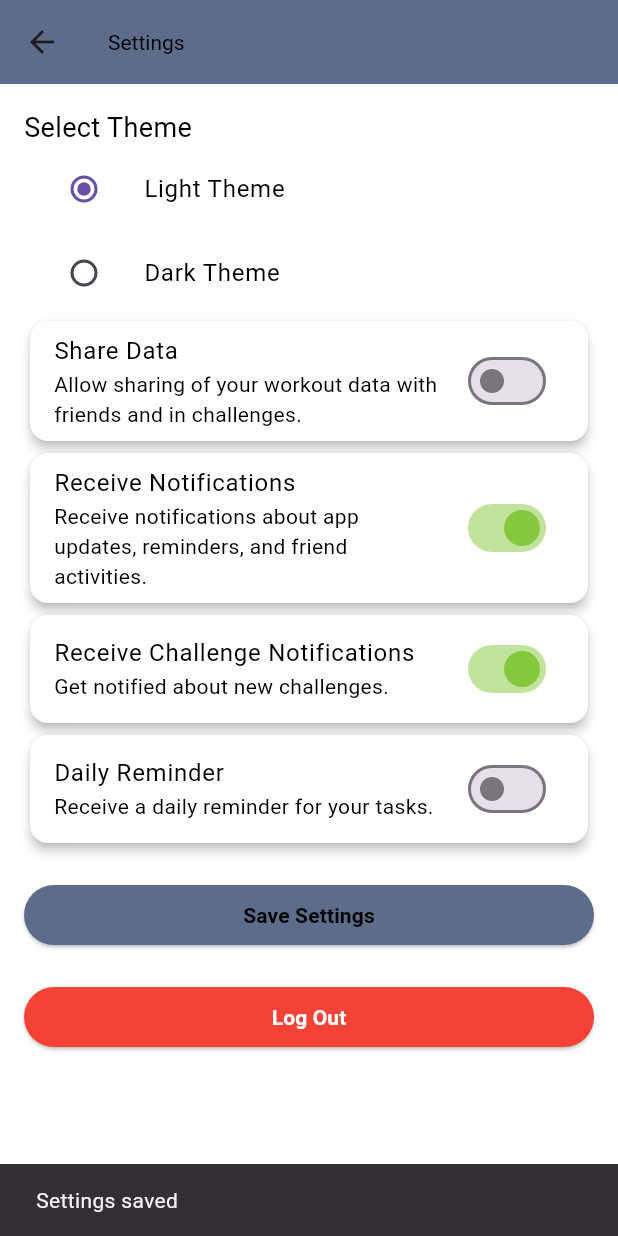
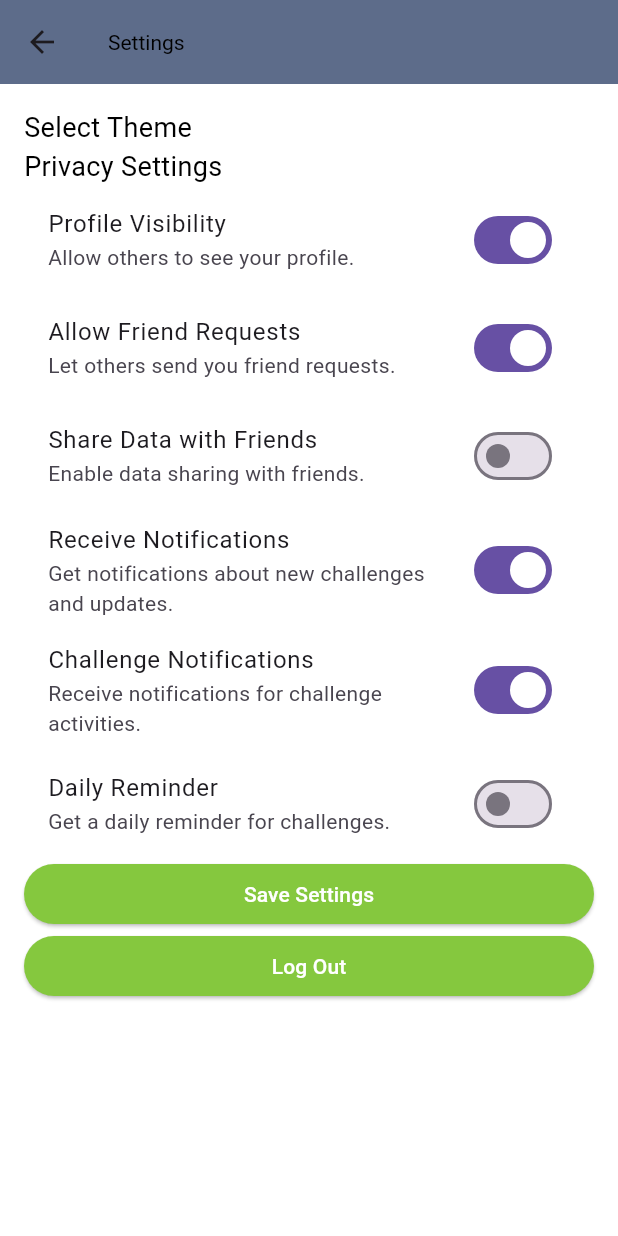
Before and after one commit to Natlope5/FitBattles, a Flutter app: the SettingsPage screen opened by its route, after a tap on "Save Settings", on a phone screen of 412 x 824 dp. Run offline on Flutter 3.47's test engine with Material 3 defaults, Android fonts, the phone set to English and light mode, and no system bars; our stand-ins replace camera, cloud_firestore, firebase_auth, firebase_core, firebase_messaging, firebase_storage and 10 more; accounts and stored records are empty.

```diff
--- a/lib/main.dart
+++ b/lib/main.dart
@@ -85,7 +85,7 @@ class MyApp extends StatelessWidget {
             '/goalHistory': (context) => GoalCompletionPage(),
             '/rewards': (context) => const RewardsPage(),
             '/healthReport': (context) => const HealthReportPage(),
-            '/scheduleChallenge': (context) => const ChallengeSchedulingPage(),
+            '/scheduleChallenge': (context) => const CommunityChallengePage(),
           },
         );
       },
--- a/lib/screens/home_page.dart
+++ b/lib/screens/home_page.dart
@@ -280,7 +280,7 @@ class _HomePageState extends State<HomePage> {
               foregroundColor: Colors.white, // Set text color to white
               backgroundColor: const Color(0xFF85C83E),
             ),
-            child: const Text('Schedule Challenge'), // New button text
+            child: const Text('Community Challenges'), // New button text
           ),
 
           // Existing button to create a new challenge
--- a/lib/screens/settings_page.dart
+++ b/lib/screens/settings_page.dart
@@ -1,12 +1,35 @@
 import 'package:flutter/material.dart';
-import 'package:provider/provider.dart';
-import 'package:firebase_auth/firebase_auth.dart'; // Firebase Auth
-import '../settings/app_colors.dart';
-import '../settings/app_dimens.dart';
-import '../settings/app_strings.dart';
-import '../settings/theme_provider.dart';
 import 'package:shared_preferences/shared_preferences.dart';
-import '../auth/login_page.dart'; // Replace with the actual login page import
+import 'package:fitbattles/settings/theme_provider.dart';
+import 'package:fitbattles/settings/app_colors.dart';
+import 'package:fitbattles/settings/app_strings.dart';
+import 'package:fitbattles/settings/app_dimens.dart';
+
+import '../main.dart';
+
+class GlobalNavigation {
+  static final GlobalKey<NavigatorState> navigatorKey = GlobalKey<NavigatorState>();
+
+  /// Navigates to the login screen.
+  static Future<void> navigateToLogin() async {
+    navigatorKey.currentState?.pushReplacementNamed('/login');
+  }
+
+  /// Shows a SnackBar message.
+  static void showMessage(String message) {
+    ScaffoldMessenger.of(navigatorKey.currentContext!).showSnackBar(
+      SnackBar(content: Text(message)),
+    );
+  }
+}
+
+class AuthService {
+  /// Handles user logout process.
+  Future<void> logOut() async {
+    // Implement logout logic here, such as clearing tokens or session data
+    logger.i("User logged out");
+  }
+}
 
 class SettingsPage extends StatefulWidget {
   const SettingsPage({super.key});
@@ -16,12 +39,14 @@ class SettingsPage extends StatefulWidget {
 }
 
 class SettingsPageState extends State<SettingsPage> {
-  final GlobalKey<ScaffoldMessengerState> scaffoldMessengerKey =
-  GlobalKey<ScaffoldMessengerState>(); // Step 1: Create a GlobalKey
   bool _shareData = false;
   bool _receiveNotifications = true;
   bool _receiveChallengeNotifications = true;
   bool _dailyReminder = false;
+  bool _profileVisibility = true;
+  bool _allowFriendRequests = true;
+
+  final AuthService _authService = AuthService();
 
   @override
   void initState() {
@@ -29,86 +54,91 @@ class SettingsPageState extends State<SettingsPage> {
     _loadSettings();
   }
 
+  /// Loads the user's saved settings from local storage.
   Future<void> _loadSettings() async {
     SharedPreferences prefs = await SharedPreferences.getInstance();
     setState(() {
       _shareData = prefs.getBool('shareData') ?? false;
       _receiveNotifications = prefs.getBool('receiveNotifications') ?? true;
-      _receiveChallengeNotifications =
-          prefs.getBool('receiveChallengeNotifications') ?? true;
+      _receiveChallengeNotifications = prefs.getBool('receiveChallengeNotifications') ?? true;
       _dailyReminder = prefs.getBool('dailyReminder') ?? false;
+      _profileVisibility = prefs.getBool('profileVisibility') ?? true;
+      _allowFriendRequests = prefs.getBool('allowFriendRequests') ?? true;
     });
+  }
+
+  /// Saves the user's settings to local storage.
+  Future<void> _saveSettings() async {
+    SharedPreferences prefs = await SharedPreferences.getInstance();
+    await prefs.setBool('shareData', _shareData);
+    await prefs.setBool('receiveNotifications', _receiveNotifications);
+    await prefs.setBool('receiveChallengeNotifications', _receiveChallengeNotifications);
+    await prefs.setBool('dailyReminder', _dailyReminder);
+    await prefs.setBool('profileVisibility', _profileVisibility);
+    await prefs.setBool('allowFriendRequests', _allowFriendRequests);
+
+    GlobalNavigation.showMessage(AppStrings.settingsSaved);
+  }
+
+  /// Logs out the user and navigates to the login screen.
+  Future<void> _logOut() async {
+    await _authService.logOut();
+    GlobalNavigation.showMessage(AppStrings.loggedOut);
+    await GlobalNavigation.navigateToLogin();
   }
 
   @override
   Widget build(BuildContext context) {
-    final themeProvider = Provider.of<ThemeProvider>(context);
-    AppTheme selectedTheme = themeProvider.selectedTheme;
+    final themeProvider = ThemeProvider(); // Directly instantiated ThemeProvider
+    final isDarkTheme = themeProvider.isDarkMode; // Example getter in ThemeProvider
 
-    final isDarkTheme = Theme.of(context).brightness == Brightness.dark;
-
-    return ScaffoldMessenger(
-      key: scaffoldMessengerKey, // Step 2: Use the GlobalKey here
-      child: Scaffold(
+    return Scaffold(
       appBar: AppBar(
-          title: Text(
-            AppStrings.settings,
-            style: TextStyle(
-              color: isDarkTheme ? Colors.white : Colors.black,
-            ),
-          ),
+        title: Text(AppStrings.settings),
         backgroundColor: isDarkTheme ? Colors.black : AppColors.appBarColor,
       ),
       body: ListView(
         padding: const EdgeInsets.all(AppDimens.padding),
         children: [
           Text(
-              AppStrings.selectTheme,
+            'Select Theme',
             style: TextStyle(
               fontSize: AppDimens.sectionTitleFontSize,
               color: isDarkTheme ? Colors.white : Colors.black,
             ),
           ),
-            ListTile(
-              title: Text(
-                AppStrings.lightTheme,
+          // Theme selection UI...
+
+          Text(
+            'Privacy Settings',
             style: TextStyle(
+              fontSize: AppDimens.sectionTitleFontSize,
               color: isDarkTheme ? Colors.white : Colors.black,
             ),
           ),
-              leading: Radio<AppTheme>(
-                value: AppTheme.light,
-                groupValue: selectedTheme,
-                onChanged: (AppTheme? value) {
-                  if (value != null) {
-                    themeProvider.toggleTheme();
-                    _showMessage(AppStrings.lightThemeSelected);
-                  }
+          _buildSwitchTile(
+            title: 'Profile Visibility',
+            subtitle: 'Allow others to see your profile.',
+            value: _profileVisibility,
+            onChanged: (bool newValue) {
+              setState(() {
+                _profileVisibility = newValue;
+              });
             },
           ),
-            ),
-            ListTile(
-              title: Text(
-                AppStrings.darkTheme,
-                style: TextStyle(
-                  color: isDarkTheme ? Colors.white : Colors.black,
-                ),
-              ),
-              leading: Radio<AppTheme>(
-                value: AppTheme.dark,
-                groupValue: selectedTheme,
-                onChanged: (AppTheme? value) {
-                  if (value != null) {
-                    themeProvider.toggleTheme();
-                    _showMessage(AppStrings.darkThemeSelected);
-                  }
+          _buildSwitchTile(
+            title: 'Allow Friend Requests',
+            subtitle: 'Let others send you friend requests.',
+            value: _allowFriendRequests,
+            onChanged: (bool newValue) {
+              setState(() {
+                _allowFriendRequests = newValue;
+              });
             },
           ),
-            ),
-            // Switch tiles for settings like notifications and reminders
           _buildSwitchTile(
-              title: AppStrings.shareData,
-              subtitle: AppStrings.shareDataDesc,
+            title: 'Share Data with Friends',
+            subtitle: 'Enable data sharing with friends.',
             value: _shareData,
             onChanged: (bool newValue) {
               setState(() {
@@ -117,8 +147,8 @@ class SettingsPageState extends State<SettingsPage> {
             },
           ),
           _buildSwitchTile(
-              title: AppStrings.receiveNotifications,
-              subtitle: AppStrings.receiveNotificationsDesc,
+            title: 'Receive Notifications',
+            subtitle: 'Get notifications about new challenges and updates.',
             value: _receiveNotifications,
             onChanged: (bool newValue) {
               setState(() {
@@ -127,8 +157,8 @@ class SettingsPageState extends State<SettingsPage> {
             },
           ),
           _buildSwitchTile(
-              title: 'Receive Challenge Notifications',
-              subtitle: 'Get notified about new challenges.',
+            title: 'Challenge Notifications',
+            subtitle: 'Receive notifications for challenge activities.',
             value: _receiveChallengeNotifications,
             onChanged: (bool newValue) {
               setState(() {
@@ -138,7 +168,7 @@ class SettingsPageState extends State<SettingsPage> {
           ),
           _buildSwitchTile(
             title: 'Daily Reminder',
-              subtitle: 'Receive a daily reminder for your tasks.',
+            subtitle: 'Get a daily reminder for challenges.',
             value: _dailyReminder,
             onChanged: (bool newValue) {
               setState(() {
@@ -146,106 +176,31 @@ class SettingsPageState extends State<SettingsPage> {
               });
             },
           ),
-            const SizedBox(height: AppDimens.spaceBetweenEntries),
           ElevatedButton(
             onPressed: _saveSettings,
-              style: ElevatedButton.styleFrom(
-                foregroundColor: isDarkTheme ? Colors.white : Colors.black,
-                backgroundColor:
-                isDarkTheme ? Colors.black : AppColors.appBarColor,
+            child: const Text('Save Settings'),
           ),
-              child: const Text(
-                AppStrings.saveSettings,
-                style: TextStyle(fontWeight: FontWeight.bold),
-              ),
-            ),
-            const SizedBox(height: AppDimens.spaceBetweenEntries),
           ElevatedButton(
             onPressed: _logOut,
-              style: ElevatedButton.styleFrom(
-                foregroundColor: Colors.white,
-                backgroundColor: Colors.red,
-              ),
-              child: const Text(
-                'Log Out',
-                style: TextStyle(fontWeight: FontWeight.bold),
-              ),
+            child: const Text('Log Out'),
           ),
         ],
-        ),
       ),
     );
   }
 
+  /// Builds a switch tile with a title, subtitle, and toggle switch.
   Widget _buildSwitchTile({
     required String title,
     required String subtitle,
     required bool value,
     required ValueChanged<bool> onChanged,
   }) {
-    final isDarkTheme = Theme.of(context).brightness == Brightness.dark;
-
-    return Card(
-      shape: RoundedRectangleBorder(
-          borderRadius: BorderRadius.circular(AppDimens.cardRadius)),
-      elevation: AppDimens.cardElevation,
-      color: isDarkTheme ? Colors.black : Colors.white,
-      child: SwitchListTile(
-        title: Text(
-          title,
-          style: TextStyle(
-            color: isDarkTheme ? Colors.white : Colors.black,
-          ),
-        ),
-        subtitle: Text(
-          subtitle,
-          style: TextStyle(
-            color: isDarkTheme ? Colors.white : Colors.black,
-          ),
-        ),
+    return SwitchListTile(
+      title: Text(title),
+      subtitle: Text(subtitle),
       value: value,
       onChanged: onChanged,
-        activeColor: AppColors.switchActiveColor,
-      ),
-    );
-  }
-
-  Future<void> _saveSettings() async {
-    SharedPreferences prefs = await SharedPreferences.getInstance();
-    await prefs.setBool('shareData', _shareData);
-    await prefs.setBool('receiveNotifications', _receiveNotifications);
-    await prefs.setBool(
-        'receiveChallengeNotifications', _receiveChallengeNotifications);
-    await prefs.setBool('dailyReminder', _dailyReminder);
-
-    _showMessage(AppStrings.settingsSaved);
-  }
-
-  Future<void> _logOut() async {
-    await FirebaseAuth.instance.signOut();
-
-    scaffoldMessengerKey.currentState?.showSnackBar(
-      const SnackBar(content: Text('Logging out...')),
-    );
-
-    // Delay navigation to allow the user to see the message
-    await Future.delayed(const Duration(seconds: 1));
-
-    // Navigate to the LoginPage and clear the navigation stack
-    Navigator.of(scaffoldMessengerKey.currentContext!).pushAndRemoveUntil(
-      MaterialPageRoute(
-        builder: (context) => LoginPage(
-          title: '',
-          setLocale: (locale) {},
-        ),
-      ),
-          (Route<dynamic> route) => false,
-    );
-  }
-
-  void _showMessage(String message) {
-    scaffoldMessengerKey.currentState?.showSnackBar(
-      SnackBar(content: Text(message)),
     );
   }
 }
--- a/lib/settings/app_strings.dart
+++ b/lib/settings/app_strings.dart
@@ -406,4 +406,6 @@ class AppStrings {
 
   static const String appTitle = 'FitBattles';
 
+  static String loggedOut = "You have been logged out successfully.";
+
 }
```
Also changed, not shown: lib/firebase/firebase_auth.dart (+44 -55 lines), lib/screens/community_challenge_scheduling.dart (+6 -6 lines). Lines whose indentation alone changed are shown as unchanged.
